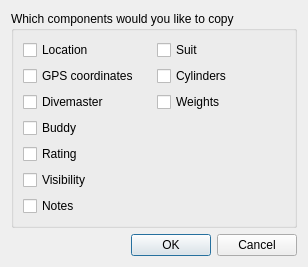
First picture: the form in qt-ui/divecomponentselection.ui, repository subsurface/subsurface, before the edit.
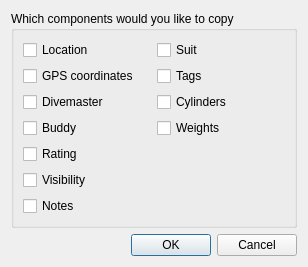
Second picture: the form after the edit. Icons and pictures are not drawn.

Commit message: Selective copy: forgot tags in the UI

Patch:
```diff
--- a/qt-ui/divecomponentselection.ui
+++ b/qt-ui/divecomponentselection.ui
@@ -61,13 +61,6 @@
         </property>
        </widget>
       </item>
-      <item row="1" column="1">
-       <widget class="QCheckBox" name="cylinders">
-        <property name="text">
-         <string>Cylinders</string>
-        </property>
-       </widget>
-      </item>
       <item row="2" column="0">
        <widget class="QCheckBox" name="divemaster">
         <property name="text">
@@ -75,13 +68,6 @@
         </property>
        </widget>
       </item>
-      <item row="2" column="1">
-       <widget class="QCheckBox" name="weights">
-        <property name="text">
-         <string>Weights</string>
-        </property>
-       </widget>
-      </item>
       <item row="3" column="0">
        <widget class="QCheckBox" name="buddy">
         <property name="text">
@@ -110,6 +96,27 @@
         </property>
        </widget>
       </item>
+      <item row="1" column="1">
+       <widget class="QCheckBox" name="tags">
+        <property name="text">
+         <string>Tags</string>
+        </property>
+       </widget>
+      </item>
+      <item row="3" column="1">
+       <widget class="QCheckBox" name="weights">
+        <property name="text">
+         <string>Weights</string>
+        </property>
+       </widget>
+      </item>
+      <item row="2" column="1">
+       <widget class="QCheckBox" name="cylinders">
+        <property name="text">
+         <string>Cylinders</string>
+        </property>
+       </widget>
+      </item>
      </layout>
     </widget>
    </item>
```
The commit also changes 1 other file.
